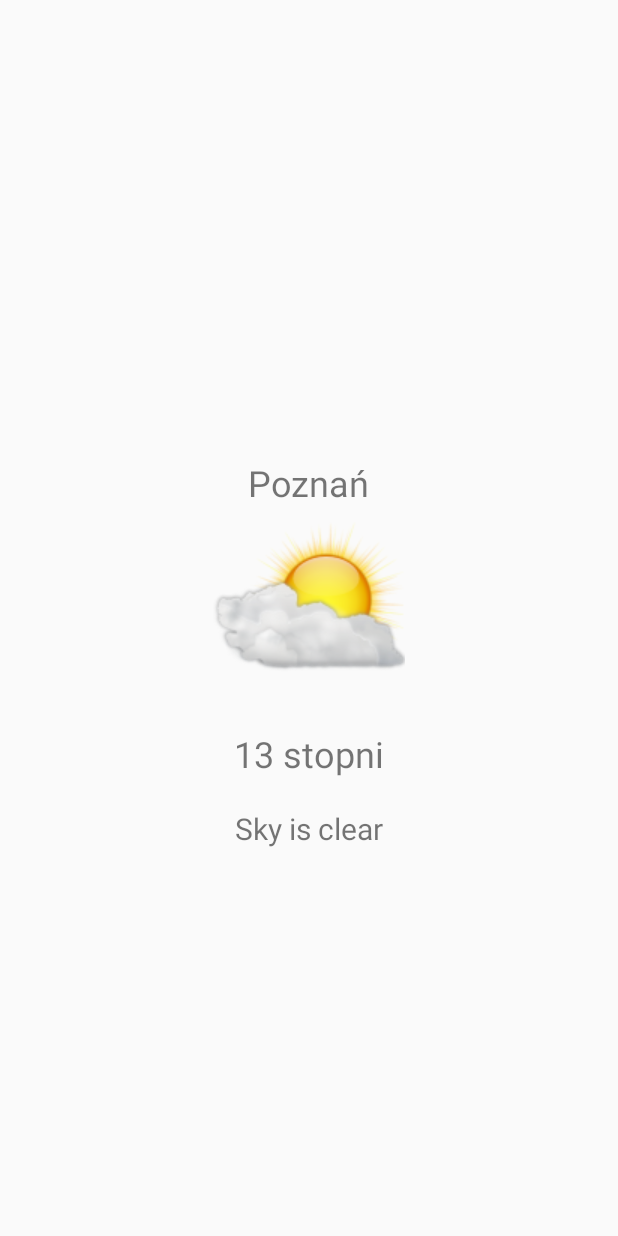
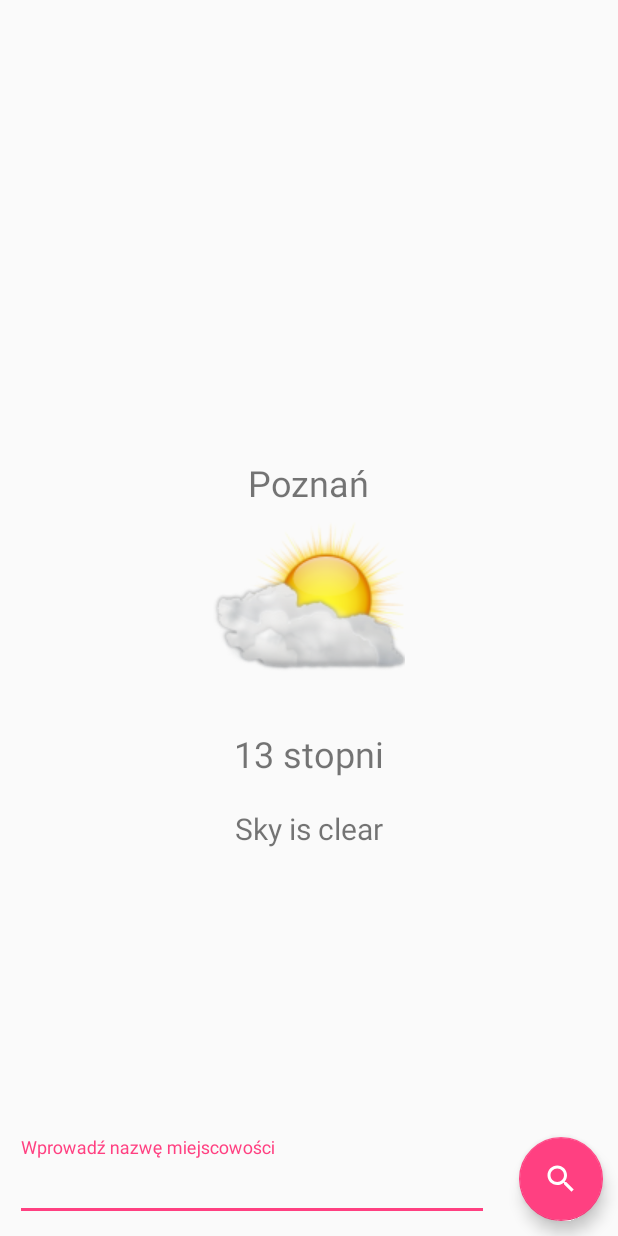
Before and after one commit to ljarka/WeatherApp, an Android app: the layout activity_main.xml on its own in the app's theme, with its tools: preview values and no code run, on a phone screen of 412 x 824 dp. Run offline under Robolectric (Android 15) with nearby library versions, the phone set to English and light mode, and no system bars; network calls fail.

```diff
--- a/app/build.gradle
+++ b/app/build.gradle
@@ -11,6 +11,7 @@ android {
         versionCode 1
         versionName "1.0"
         testInstrumentationRunner "android.support.test.runner.AndroidJUnitRunner"
+        vectorDrawables.useSupportLibrary = true
     }
     buildTypes {
         release {
--- /dev/null
+++ b/app/src/main/res/drawable/ic_search.xml
@@ -0,0 +1,9 @@
+<vector xmlns:android="http://schemas.android.com/apk/res/android"
+        android:width="24dp"
+        android:height="24dp"
+        android:viewportWidth="24.0"
+        android:viewportHeight="24.0">
+    <path
+        android:fillColor="#FFFFFFFF"
+        android:pathData="M15.5,14h-0.79l-0.28,-0.27C15.41,12.59 16,11.11 16,9.5 16,5.91 13.09,3 9.5,3S3,5.91 3,9.5 5.91,16 9.5,16c1.61,0 3.09,-0.59 4.23,-1.57l0.27,0.28v0.79l5,4.99L20.49,19l-4.99,-5zM9.5,14C7.01,14 5,11.99 5,9.5S7.01,5 9.5,5 14,7.01 14,9.5 11.99,14 9.5,14z"/>
+</vector>
--- a/app/src/main/res/layout/activity_main.xml
+++ b/app/src/main/res/layout/activity_main.xml
@@ -44,4 +44,27 @@
         android:textSize="20sp"
         tools:text="Sky is clear"/>
 
+
+    <android.support.design.widget.TextInputLayout
+        android:layout_width="match_parent"
+        android:layout_height="wrap_content"
+        android:layout_alignParentBottom="true"
+        android:layout_margin="10dp"
+        android:layout_toLeftOf="@+id/search_button">
+
+        <android.support.design.widget.TextInputEditText
+            android:id="@+id/city_name_edit_text"
+            android:layout_width="match_parent"
+            android:layout_height="wrap_content"
+            android:hint="@string/city_name"/>
+    </android.support.design.widget.TextInputLayout>
+
+    <android.support.design.widget.FloatingActionButton
+        android:id="@+id/search_button"
+        android:layout_width="wrap_content"
+        android:layout_height="wrap_content"
+        android:layout_alignParentBottom="true"
+        android:layout_alignParentRight="true"
+        android:layout_margin="10dp"
+        app:srcCompat="@drawable/ic_search"/>
 </RelativeLayout>
--- a/app/src/main/res/values/strings.xml
+++ b/app/src/main/res/values/strings.xml
@@ -1,3 +1,4 @@
 <resources>
     <string name="app_name">WeatherApp</string>
+    <string name="city_name">Wprowadź nazwę miejscowości</string>
 </resources>
```
Also changed, not shown: app/src/main/java/com/github/ljarka/weatherapp/MainActivity.java (+65 -3 lines).
